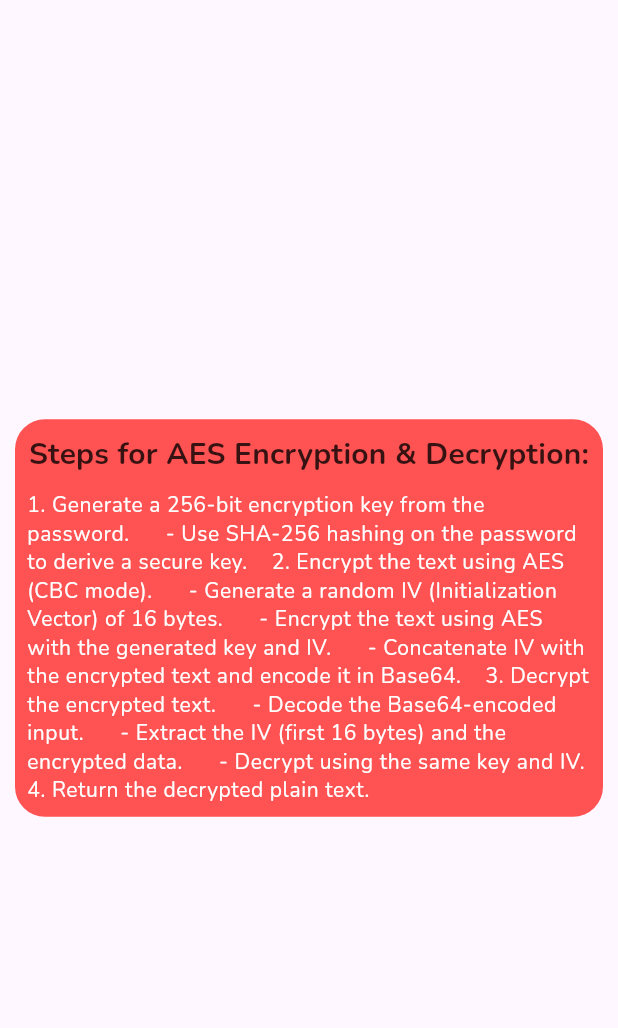
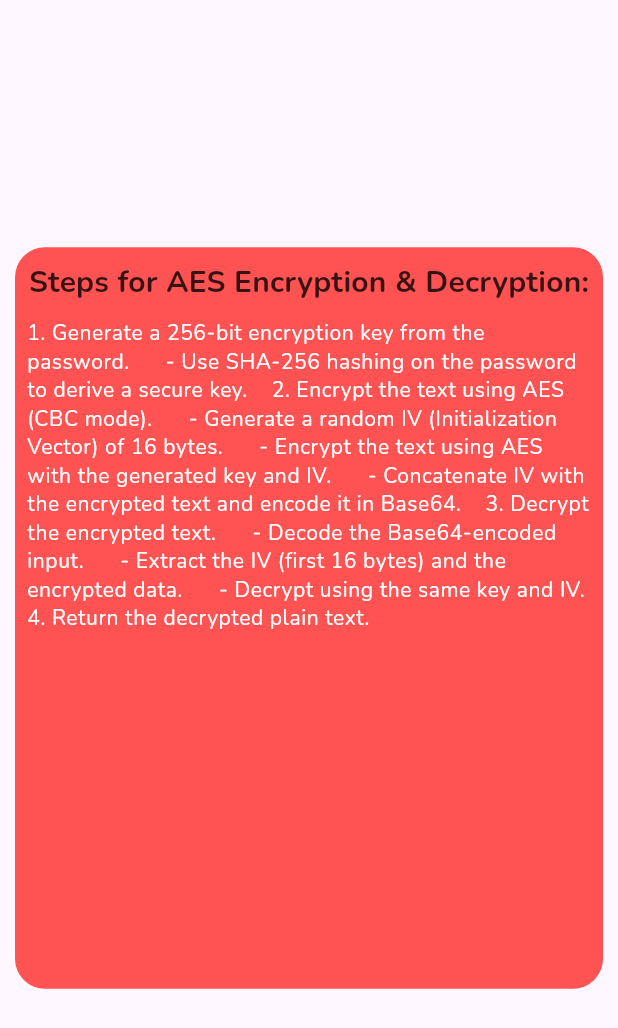
Before and after one commit to Ram3ez/CyberSec, a Flutter app: the CustomDialog widget shown alone on an empty page, opened directly, on a phone screen of 412 x 824 dp. Shown: the top 1028 px of the screen. Run offline on Flutter 3.47's test engine with Material 3 defaults, Android fonts, the phone set to English and light mode, and no system bars; our stand-ins replace google_fonts; missing offline and left inert: encrypt.

Commit message:
fixed dialog box

```diff
--- a/lib/components/custom_dialog.dart
+++ b/lib/components/custom_dialog.dart
@@ -8,9 +8,13 @@ class CustomDialog extends StatelessWidget {
   @override
   Widget build(BuildContext context) {
     return Dialog(
-      backgroundColor: Theme.of(context).primaryColor,
+      backgroundColor: Theme.of(context).primaryColor.withAlpha(255),
       insetPadding: EdgeInsets.all(10),
       shape: RoundedRectangleBorder(borderRadius: BorderRadius.circular(20)),
+      child: SizedBox(
+        height: MediaQuery.of(context).size.height * 0.6,
+        child: SingleChildScrollView(
+          clipBehavior: Clip.antiAliasWithSaveLayer,
           child: Padding(
             padding: const EdgeInsets.all(8.0),
             child: Column(
@@ -28,6 +32,8 @@ class CustomDialog extends StatelessWidget {
               ],
             ),
           ),
+        ),
+      ),
     );
   }
 }
```
Lines whose indentation alone changed are shown as unchanged.
